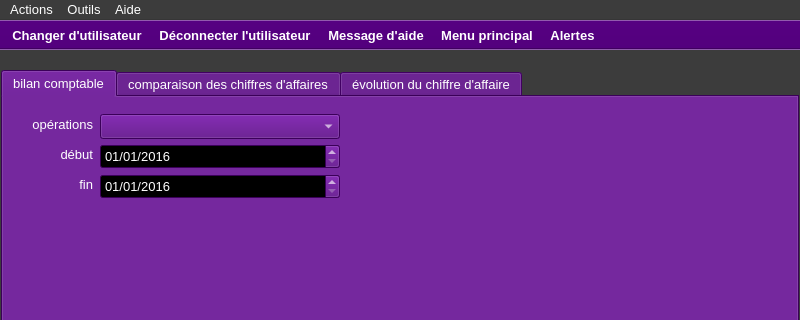
Old version of the form ui/yeroth-erp-tableaux-de-bord-window.ui in the repository xnoumbissinoundou/yeroth-erp-3.0; both pictures show x 0 to 800 and y 0 to 320 of the 800 by 600 pixel window.
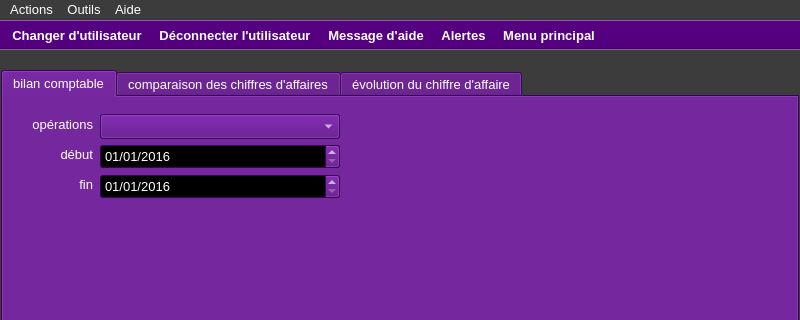
New version of the form. Icons and pictures are not drawn. Custom widgets are drawn as their Qt base class.

```diff
--- a/ui/yeroth-erp-tableaux-de-bord-window.ui
+++ b/ui/yeroth-erp-tableaux-de-bord-window.ui
@@ -13027,8 +13027,8 @@
    <addaction name="actionChanger_utilisateur"/>
    <addaction name="actionDeconnecter_utilisateur"/>
    <addaction name="actionAppeler_aide"/>
-   <addaction name="actionMenu"/>
    <addaction name="actionAlertes"/>
+   <addaction name="actionMenu"/>
   </widget>
   <action name="actionA_propos">
    <property name="text">
```
Left out of the diff: 5 changed lines with no effect on the pictures.
